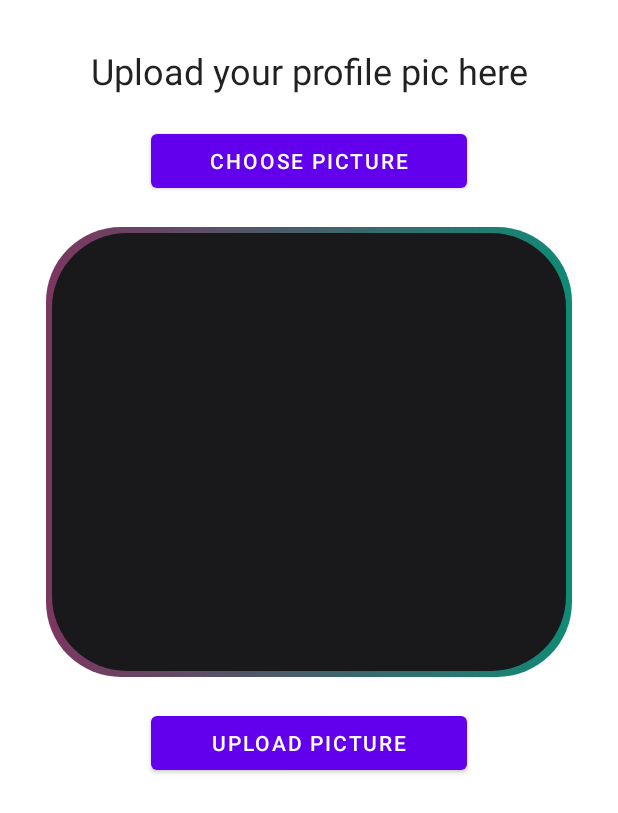
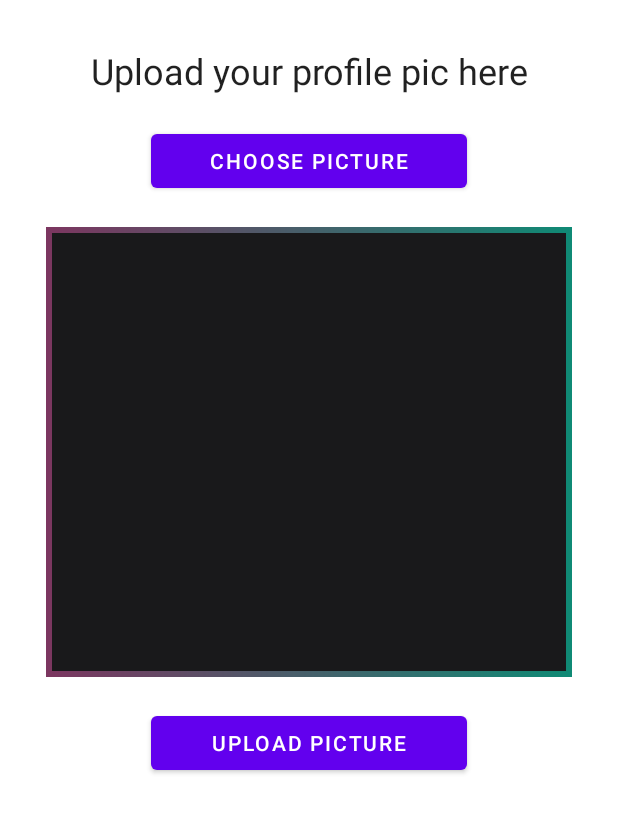
Before and after one commit to itzartbn/uNet, an Android app: the layout activity_upload_profile_picture.xml on its own in the app's theme, with its tools: preview values and no code run, on a phone screen of 412 x 824 dp. Shown: the top 813 px of the screen. Run offline under Robolectric (Android 15) with nearby library versions, the phone set to English and light mode, and no system bars.

```diff
--- a/app/build.gradle.kts
+++ b/app/build.gradle.kts
@@ -56,4 +56,7 @@ dependencies {
     implementation("com.google.android.material:material:1.12.0")
     implementation("com.google.firebase:firebase-storage:21.0.0")
     implementation ("com.squareup.picasso:picasso:2.8")
+    implementation("com.google.firebase:firebase-appcheck:18.0.0")
+    implementation("com.google.firebase:firebase-appcheck-safetynet:16.1.2")
+
 }
--- a/app/src/main/AndroidManifest.xml
+++ b/app/src/main/AndroidManifest.xml
@@ -18,6 +18,9 @@
         android:supportsRtl="true"
         android:theme="@style/Theme.Mini_project"
         tools:targetApi="31">
+        <activity
+            android:name=".UpdateProfileActivity"
+            android:exported="false" />
         <activity
             android:name=".UploadProfilePictureActivity"
             android:exported="false" />
--- /dev/null
+++ b/app/src/main/res/drawable/pp_border.xml
@@ -0,0 +1,25 @@
+<?xml version="1.0" encoding="utf-8"?>
+<layer-list xmlns:android="http://schemas.android.com/apk/res/android">
+    <item>
+        <shape android:shape="rectangle">
+            <corners android:radius="0dp"/>
+            <gradient android:startColor="#7c3660"
+                android:endColor="#0f8a75"
+                android:type="linear"
+                android:angle="360"/>
+            <size android:width="24dp"
+                android:height="24dp"/>
+        </shape>
+    </item>
+    <item android:top="4dp"
+        android:bottom="4dp"
+        android:left="4dp"
+        android:right="4dp">
+        <shape android:shape="rectangle">
+            <corners android:radius="0dp"/>
+            <solid android:color="#19191b"/>
+            <size android:width="16dp"
+                android:height="16dp"/>
+        </shape>
+    </item>
+</layer-list>
--- a/app/src/main/res/layout/activity_upload_profile_picture.xml
+++ b/app/src/main/res/layout/activity_upload_profile_picture.xml
@@ -37,8 +37,9 @@
             android:layout_height="300dp"
             android:id="@+id/imageview_profile_dp"
             android:layout_marginTop="20dp"
-            android:background="@drawable/btn_baclground"
-            android:layout_below="@id/pic_choose_btn"/>
+            android:background="@drawable/pp_border"
+            android:layout_below="@id/pic_choose_btn"
+            android:scaleType="centerCrop"/>
 
         <Button
             android:layout_width="match_parent"
@@ -58,8 +59,6 @@
             android:layout_centerInParent="true"
             android:indeterminate="true"
             android:indeterminateDrawable="@drawable/indeterminate_circular_progress"
-            android:elevation="10dp"
             android:visibility="gone" />
-
     </RelativeLayout>
 </ScrollView>
```
Also changed, not shown: app/src/main/java/com/s22010536/mini_project/StudentActivity.java (+18 -1 lines), app/src/main/java/com/s22010536/mini_project/UpdateProfileActivity.java (added, +20 -0 lines), app/src/main/java/com/s22010536/mini_project/UploadProfilePictureActivity.java (+13 -23 lines), app/src/main/java/com/s22010536/mini_project/UserProfileActivity.java (+18 -0 lines), app/src/main/res/layout/activity_update_profile.xml (added, +10 -0 lines).
